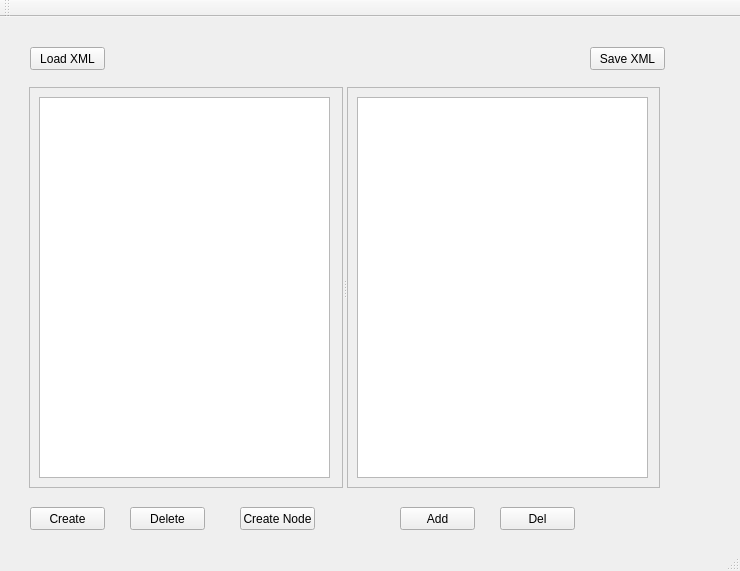
First picture: the form in mainwindow.ui, repository IvanSchcitov/QT_finish, before the edit.
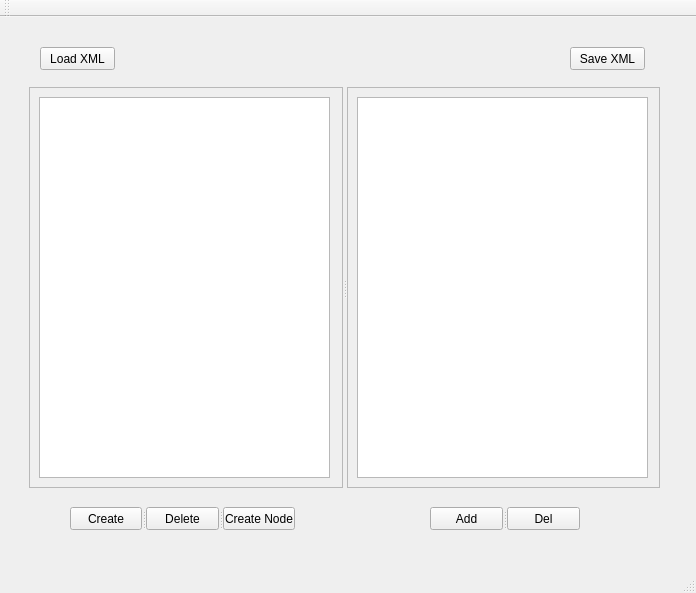
Second picture: the form after the edit.

```diff
--- a/mainwindow.ui
+++ b/mainwindow.ui
@@ -6,53 +6,14 @@
    <rect>
     <x>0</x>
     <y>0</y>
-    <width>740</width>
-    <height>571</height>
+    <width>696</width>
+    <height>593</height>
    </rect>
   </property>
   <property name="windowTitle">
    <string>MainWindow</string>
   </property>
   <widget class="QWidget" name="centralWidget">
-   <widget class="QPushButton" name="pbCreate">
-    <property name="geometry">
-     <rect>
-      <x>30</x>
-      <y>490</y>
-      <width>75</width>
-      <height>23</height>
-     </rect>
-    </property>
-    <property name="text">
-     <string>Create</string>
-    </property>
-   </widget>
-   <widget class="QPushButton" name="pbDelete">
-    <property name="geometry">
-     <rect>
-      <x>130</x>
-      <y>490</y>
-      <width>75</width>
-      <height>23</height>
-     </rect>
-    </property>
-    <property name="text">
-     <string>Delete</string>
-    </property>
-   </widget>
-   <widget class="QPushButton" name="pbCreateNode">
-    <property name="geometry">
-     <rect>
-      <x>240</x>
-      <y>490</y>
-      <width>75</width>
-      <height>23</height>
-     </rect>
-    </property>
-    <property name="text">
-     <string>Create Node</string>
-    </property>
-   </widget>
    <widget class="QSplitter" name="splitter">
     <property name="geometry">
      <rect>
@@ -102,36 +63,10 @@
      </widget>
     </widget>
    </widget>
-   <widget class="QPushButton" name="pbAdd">
-    <property name="geometry">
-     <rect>
-      <x>400</x>
-      <y>490</y>
-      <width>75</width>
-      <height>23</height>
-     </rect>
-    </property>
-    <property name="text">
-     <string>Add</string>
-    </property>
-   </widget>
-   <widget class="QPushButton" name="pbDel">
-    <property name="geometry">
-     <rect>
-      <x>500</x>
-      <y>490</y>
-      <width>75</width>
-      <height>23</height>
-     </rect>
-    </property>
-    <property name="text">
-     <string>Del</string>
-    </property>
-   </widget>
    <widget class="QPushButton" name="pbLoadXML">
     <property name="geometry">
      <rect>
-      <x>30</x>
+      <x>40</x>
       <y>30</y>
       <width>75</width>
       <height>23</height>
@@ -144,7 +79,7 @@
    <widget class="QPushButton" name="pbSaveXML">
     <property name="geometry">
      <rect>
-      <x>590</x>
+      <x>570</x>
       <y>30</y>
       <width>75</width>
       <height>23</height>
@@ -154,6 +89,57 @@
      <string>Save XML</string>
     </property>
    </widget>
+   <widget class="QSplitter" name="splitter_2">
+    <property name="geometry">
+     <rect>
+      <x>70</x>
+      <y>490</y>
+      <width>225</width>
+      <height>23</height>
+     </rect>
+    </property>
+    <property name="orientation">
+     <enum>Qt::Horizontal</enum>
+    </property>
+    <widget class="QPushButton" name="pbCreate">
+     <property name="text">
+      <string>Create</string>
+     </property>
+    </widget>
+    <widget class="QPushButton" name="pbDelete">
+     <property name="text">
+      <string>Delete</string>
+     </property>
+    </widget>
+    <widget class="QPushButton" name="pbCreateNode">
+     <property name="text">
+      <string>Create Node</string>
+     </property>
+    </widget>
+   </widget>
+   <widget class="QSplitter" name="splitter_3">
+    <property name="geometry">
+     <rect>
+      <x>430</x>
+      <y>490</y>
+      <width>150</width>
+      <height>23</height>
+     </rect>
+    </property>
+    <property name="orientation">
+     <enum>Qt::Horizontal</enum>
+    </property>
+    <widget class="QPushButton" name="pbAdd">
+     <property name="text">
+      <string>Add</string>
+     </property>
+    </widget>
+    <widget class="QPushButton" name="pbDel">
+     <property name="text">
+      <string>Del</string>
+     </property>
+    </widget>
+   </widget>
   </widget>
   <widget class="QMenuBar" name="menuBar">
    <property name="geometry">
```
Left out of the diff: 2 changed lines with no effect on the pictures.
